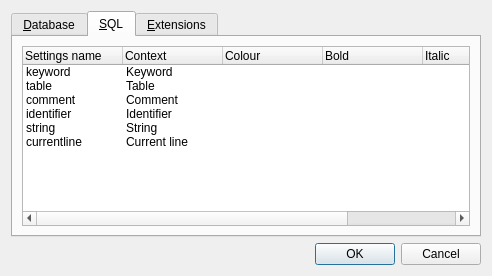
First picture: the form in src/PreferencesDialog.ui, repository sqlitebrowser/sqlitebrowser, before the edit.
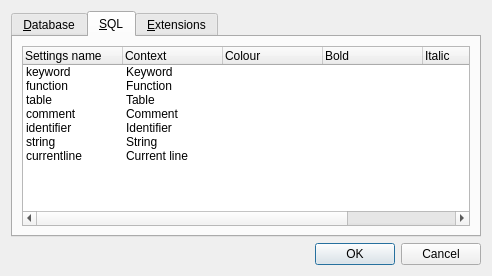
Second picture: the form after the edit. The open tabs and pages were chosen to show the change. Icons and pictures are not drawn.

Commit message:
SyntaxHighlighter: Add SQLite functions
Also highlight the names of functions supported by SQLite such as COUNT.

```diff
--- a/src/PreferencesDialog.ui
+++ b/src/PreferencesDialog.ui
@@ -187,6 +187,14 @@
            <string/>
           </property>
          </item>
+         <item>
+          <property name="text">
+           <string>function</string>
+          </property>
+          <property name="text">
+           <string>Function</string>
+          </property>
+         </item>
          <item>
           <property name="text">
            <string notr="true">table</string>
```
The commit also changes 3 other files.
